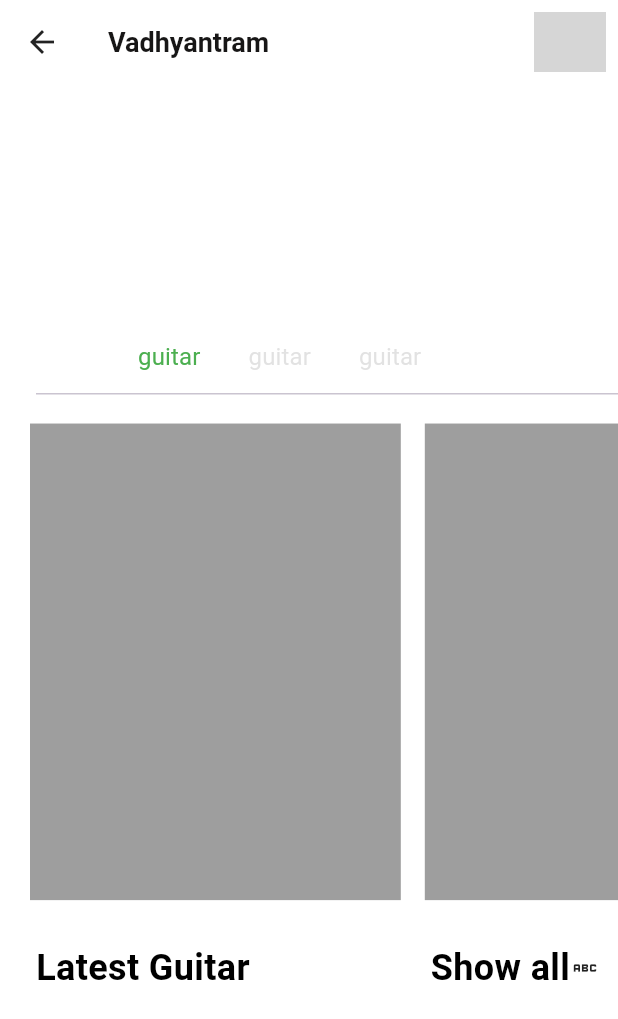
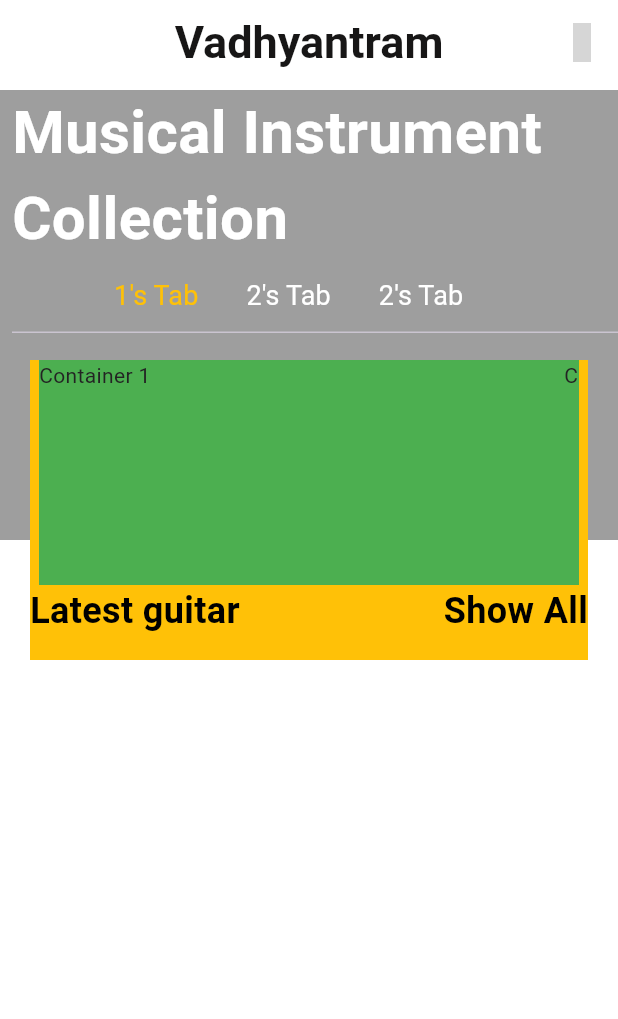
Before and after one commit to Swbhaav/Flutter-project, a Flutter app: the HomePage screen opened by its route, on a phone screen of 412 x 824 dp. Shown: the top 1019 px of the screen. Run offline on Flutter 3.47's test engine with Material 3 defaults, Android fonts, the phone set to English and light mode, and no system bars; our stand-ins replace firebase_auth, firebase_core, firebase_storage, flutter_svg, get, iconsax and 2 more; accounts and stored records are empty; grey boxes are pictures that could not be loaded.

Commit message:
homepage sliders, containers matra banako xa, padding haru milaunu parxa

```diff
--- a/lib/Pages/home_page.dart
+++ b/lib/Pages/home_page.dart
@@ -1,6 +1,6 @@
+import 'package:flutter/material.dart';
+import 'package:iconsax/iconsax.dart';
 
-import 'package:flutter/material.dart';
-import 'package:flutter_svg/svg.dart';
 
 class HomePage extends StatefulWidget {
   const HomePage({super.key});
@@ -9,147 +9,172 @@ class HomePage extends StatefulWidget {
   State<HomePage> createState() => _HomePageState();
 }
 
-class _HomePageState extends State<HomePage> with TickerProviderStateMixin{
-
-  late final TabController _tabController  = TabController(length: 3, vsync: this);
+class _HomePageState extends State<HomePage> with TickerProviderStateMixin {
+  late final TabController _tabController =
+      TabController(length: 3, vsync: this);
 
   @override
   Widget build(BuildContext context) {
     return Scaffold(
-
-      appBar: AppBar(
-        title: Text('Vadhyantram'),
+      appBar: PreferredSize(
+        preferredSize: Size.fromHeight(60),
+        child: AppBar(
+          title: Text(
+            'Vadhyantram',
+            style: TextStyle(fontSize: 30),
+          ),
+          automaticallyImplyLeading: false,
           actions: [
-          IconButton(
-              onPressed: (){},
-              icon: SvgPicture.asset('Assets/SVG/ic_location.svg'))
+            IconButton(onPressed: () {}, icon: Icon(Iconsax.shopping_cart))
           ],
         ),
-
-
-      body: ListView(
-        children: [
-          SizedBox(
-            height: MediaQuery.of(context).size.height,
-            child: Stack(
-              children: [
+      ),
+      body: Stack(
+        children: <Widget>[
+          Column(
+            crossAxisAlignment: CrossAxisAlignment.stretch,
+            mainAxisAlignment: MainAxisAlignment.start,
+            children: <Widget>[
               Container(
-                  padding: EdgeInsets.fromLTRB(16, 45, 0, 0),
-                  height: MediaQuery.of(context).size.height*0.4,
+                width: MediaQuery.of(context).size.width,
+                height: 300,
+                color: Colors.grey,
                 child: Container(
                   padding: EdgeInsets.only(left: 8, bottom: 15),
                   width: MediaQuery.of(context).size.width,
                   child: Column(
                     crossAxisAlignment: CrossAxisAlignment.start,
                     children: [
-                        Text('Musical Instrument', style: TextStyle(fontSize:40,color:Colors.white, fontWeight: FontWeight.bold ),),
-                        Text('Collection', style: TextStyle(fontSize:40,color:Colors.white, fontWeight: FontWeight.bold ),),
-
+                      Text(
+                        'Musical Instrument',
+                        style: TextStyle(
+                            fontSize: 40,
+                            color: Colors.white,
+                            fontWeight: FontWeight.bold),
+                      ),
+                      Text(
+                        'Collection',
+                        style: TextStyle(
+                            fontSize: 40,
+                            color: Colors.white,
+                            fontWeight: FontWeight.bold),
+                      ),
                       TabBar(
                           indicatorSize: TabBarIndicatorSize.label,
                           indicatorColor: Colors.transparent,
                           controller: _tabController,
                           isScrollable: true,
-                            labelColor: Colors.green,
-                            unselectedLabelColor: Colors.grey.withOpacity(0.3),
+                          labelColor: Colors.amber,
+                          unselectedLabelColor: Colors.white,
 
-                            tabs: const[
-                              Tab(text: "guitar",),
-                              Tab(text: "guitar",),
-                              Tab(text: "guitar",)
+                          tabs: const [
+                            Tab(
+                              child: Text("1's Tab",
+                                style: TextStyle(fontSize: 18,),),
+                            ),
+                            Tab(
+                              child: Text("2's Tab",
+                                style: TextStyle(fontSize: 18,),),
 
-                            ]
                             ),
-
-
+                            Tab(
+                              child: Text("2's Tab",
+                                style: TextStyle(fontSize: 18,),),
+                            )
+                          ]),
                     ],
                   ),
                 ),
-
-
               ),
-
-
-                Padding(
-
-                  padding:  EdgeInsets.only(top:MediaQuery.of(context).size.height*0.265),
-                  child: Container(
-                    padding: EdgeInsets.only(left: 12),
+            ],
+          ),
+          Positioned(
+              top: 180,
+              left: 20,
+              right: 20,
+              child: Column(
+                children: [
+                  Container(
+                    height: 200,
+                    color: Colors.amber,
                     child: TabBarView(
                       controller: _tabController,
                       children: [
                         Column(
                           children: [
                             SizedBox(
-                                height: MediaQuery.of(context).size.height*0.405,
-                                child: ListView.builder( itemCount: 6, scrollDirection: Axis.horizontal,itemBuilder: (context,index){
-                                  return Padding(
-                                    padding: const EdgeInsets.all(8.0),
-                                    child: Container(
-                                      color: Colors.grey,
-                                      height: MediaQuery.of(context).size.height,
-                                      width: MediaQuery.of(context).size.width*0.6,
+                                height: 150,
+                                width: 360,
+                                child: ListView.builder(
+                                  itemCount: 6,
+                                  scrollDirection: Axis.horizontal,
+                                  itemBuilder: (context, index) {
+                                    return Container(
+                                      color: Colors.green,
+                                      width: 350,
+                                      height: 100,
+                                      child: Text('Container 1'),
+                                    );
+                                  },
+                                )),
+                            Column(
+                              children: [
+                                Row(
+                                  mainAxisAlignment:
+                                      MainAxisAlignment.spaceBetween,
+                                  children: [
+                                    Text(
+                                      'Latest guitar',
+                                      style: TextStyle(
+                                          fontSize: 24,
+                                          color: Colors.black,
+                                          fontWeight: FontWeight.bold),
                                     ),
-                                  );
-                                }),
+                                    Text(
+                                      'Show All',
+                                      style: TextStyle(
+                                          fontSize: 24,
+                                          color: Colors.black,
+                                          fontWeight: FontWeight.bold),
+                                    ),
+                                  ],
+                                )
+                              ],
+                            ),
+                            SizedBox(
+                              height: 10,
+                            )
+                          ],
                         ),
                         Column(
                           children: [
-                                  Padding(
-                                    padding: const EdgeInsets.fromLTRB(12,20,12,20),
-                                    child: Row(
-                                      mainAxisAlignment: MainAxisAlignment.spaceBetween,
-                                      children: [
-                                        Text('Latest Guitar',
-                                          style: TextStyle(fontSize: 24, color: Colors.black, fontWeight: FontWeight.bold),),
-
-                                        Row(
-                                          children: [
-                                            Text('Show all', style:  TextStyle(fontSize: 24, color: Colors.black, fontWeight: FontWeight.bold),),
-                                            Icon(Icons.abc_outlined, size: 20,),
+                            Container(
+                              height: 150,
+                              color: Colors.deepPurple,
+                            )
                           ],
                         ),
-                                      ],
-                                    ),
-                                  ),
-                                ],
-                              ),
-                              SizedBox(
-                                height: MediaQuery.of (context).size.height*0.13,
-                              )
-
-                            ],
-                          ),
-
                         Column(
                           children: [
                             Container(
-                                height: MediaQuery.of(context).size.height*0.405,
-                                color: Colors.greenAccent,
+                              height: 150,
+                              color: Colors.indigo,
+                            )
+                          ],
+                        )
+                      ],
+                    ),
                   ),
 
                 ],
               ),
 
-                          Column(
-                            children: [
-                              Container(
-                                height: MediaQuery.of(context).size.height*0.405,
-                                color: Colors.indigoAccent,
           ),
+
 
         ],
       ),
 
-                        ]),
-                  ),
-                ),
-
-              ],
-            ),
-          ),
-        ],
-      ),
     );
   }
 }
--- a/lib/app.dart
+++ b/lib/app.dart
@@ -7,6 +7,7 @@ import 'package:vadhyantram/profilePage/edit_profile_page.dart';
 import 'package:vadhyantram/utils/Theme/theme.dart';
 import 'Pages/home_page.dart';
 import 'main_page.dart';
+
 
 
 ///This class is used to setup custom theme
--- a/lib/utils/Theme/custom_themes/appbar_theme.dart
+++ b/lib/utils/Theme/custom_themes/appbar_theme.dart
@@ -7,7 +7,7 @@ class VAppbarTheme{
 
   static const lightAppbarTheme = AppBarTheme(
     elevation: 0,
-    centerTitle: false,
+    centerTitle: true,
     scrolledUnderElevation: 0,
     backgroundColor: Colors.transparent,
     surfaceTintColor: Colors.transparent,
@@ -19,13 +19,14 @@ class VAppbarTheme{
 ///Dark theme for appbar
   static const darkAppbarTheme = AppBarTheme(
     elevation: 0,
-    centerTitle: false,
+    centerTitle: true,
     scrolledUnderElevation: 0,
     backgroundColor: Colors.transparent,
     surfaceTintColor: Colors.transparent,
     iconTheme: IconThemeData(color: VColors.black, size: 24),
     actionsIconTheme: IconThemeData(color: VColors.white, size: 26),
     titleTextStyle: TextStyle(fontSize: 18.0, fontWeight: FontWeight.w600, color: VColors.textWhite),
+
   );
 
 }
```
Also changed, not shown: lib/Pages/product_card.dart (added, +65 -0 lines), lib/Pages/product_description_page.dart (added, +41 -0 lines), lib/main_page.dart (+13 -13 lines), lib/profilePage/profile_page.dart (+5 -5 lines), Assets/Temp/R.jpg (added), lib/Pages/tem[.dart (added). Lines whose indentation alone changed are shown as unchanged.
